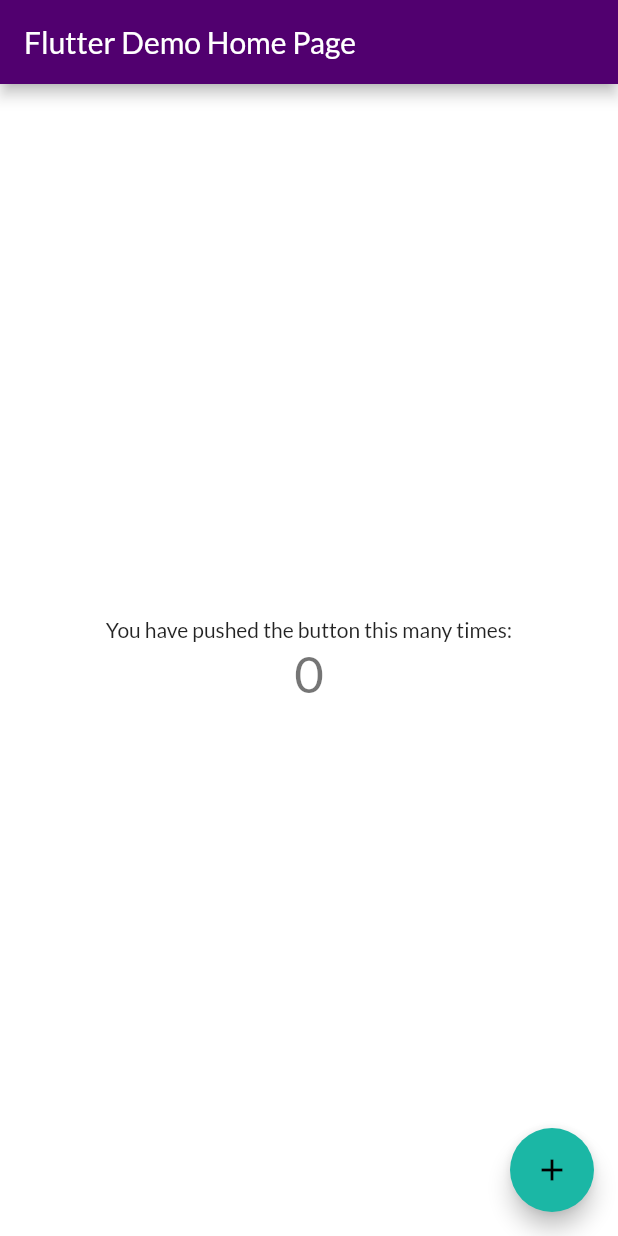
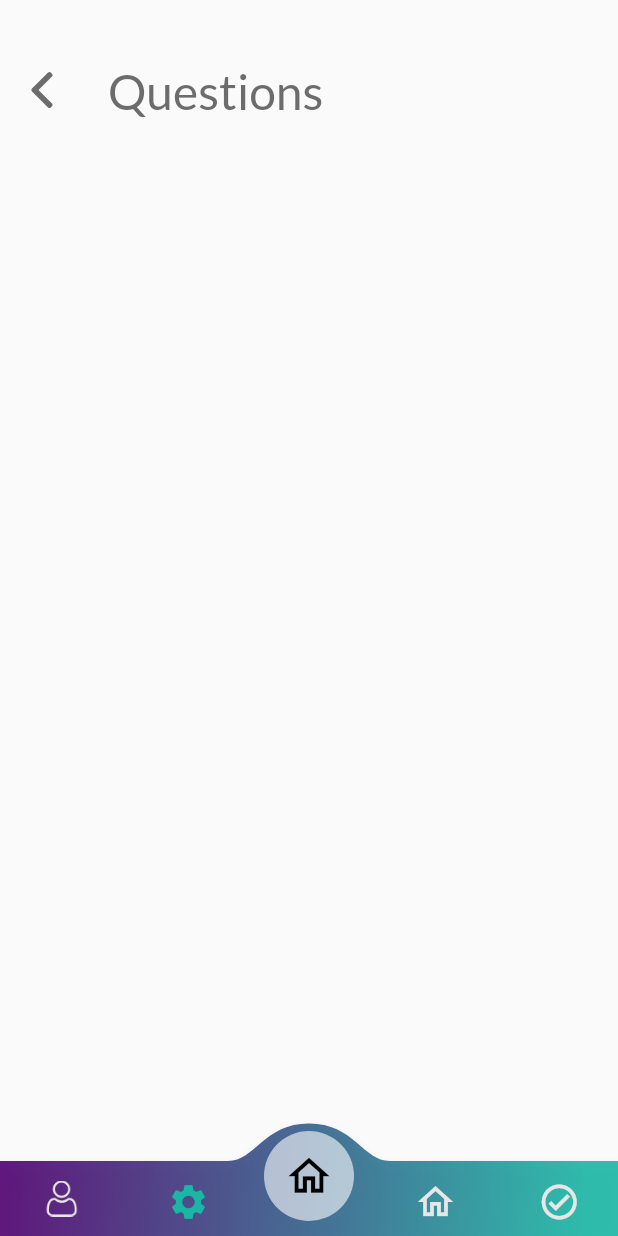
Before and after one commit to PeterAtger/dsp_teacher_application, a Flutter app: the screen it shows after launch, on a phone screen of 412 x 824 dp. Run offline on Flutter 3.47's test engine with Material 2 defaults, Android fonts, the phone set to English and light mode, and no system bars; drawn by our look-alikes of auto_size_text, convex_bottom_bar; our stand-ins replace flutter_svg_provider.

Commit message:
NavBar.dart is added so that the intire app have the same bar design

```diff
--- /dev/null
+++ b/lib/Presentation/Pages/main_screen/NavBar.dart
@@ -0,0 +1,31 @@
+import 'package:flutter/material.dart';
+import 'package:convex_bottom_bar/convex_bottom_bar.dart';
+import 'package:dsp_teacher_application/Presentation/Theme/theme.dart';
+import 'package:flutter_svg_provider/flutter_svg_provider.dart';
+
+class NavBar extends StatelessWidget {
+  @override
+  Widget build(BuildContext context) {
+    return ConvexAppBar(
+        backgroundColor: AppColors.cPurple[800],
+        style: TabStyle.fixedCircle,
+        gradient: LinearGradient(
+          begin: Alignment.topLeft,
+          end:
+              Alignment(0.9, 0.0),
+          colors: [AppColors.cPurple[900], AppColors.cGreen[900]],
+          tileMode: TileMode.clamp,
+        ),
+
+        items: [
+          TabItem(icon: ImageIcon(Svg("assets/user_outlined.svg") ,color:AppColors.cLightGrey , size: 28,)),
+          TabItem(icon: Icon(Icons.settings, color:AppColors.cGreen, size:28,)),
+          TabItem(icon: Icon(Icons.home_outlined, color:Colors.black, size:33)),
+          TabItem(icon: Icon(Icons.home_outlined, color:AppColors.cLightGrey, size:28)),
+          TabItem(icon: Icon(Icons.check_circle_outline_sharp, color:AppColors.cLightGrey, size:28)),
+        ],
+        initialActiveIndex: 1,
+        onTap: (int index) {},
+      );
+  }
+}
--- a/lib/Presentation/Pages/main_screen/questions.dart
+++ b/lib/Presentation/Pages/main_screen/questions.dart
@@ -1 +1,31 @@
-//
+import 'dart:ui';
+import 'package:flutter/material.dart';
+import 'package:dsp_teacher_application/Presentation/Theme/theme.dart';
+import 'package:auto_size_text/auto_size_text.dart';
+import 'package:flutter_svg_provider/flutter_svg_provider.dart';
+import 'package:dsp_teacher_application/Presentation/Pages/main_screen/NavBar.dart';
+//import 'package:flutter_svg/flutter_svg.dart';
+
+class questionss extends StatelessWidget {
+  @override
+  Widget build(BuildContext context) {
+    return Scaffold(
+
+    appBar: screenBar(),
+    bottomNavigationBar: NavBar(),
+
+    );
+    }
+}
+
+
+AppBar screenBar() {
+   return AppBar(
+     toolbarHeight:  120,
+     backgroundColor: Colors.transparent,
+    elevation: 0,
+    title: AutoSizeText('Questions', style: AppFonts.heading2.copyWith(color: AppColors.cDarkGrey[800])),
+    leading:
+       IconButton(icon: Image(image:Svg("assets/left-arrow.svg") ,color:AppColors.cDarkGrey[800] ,height: 24, width: 24,), onPressed: () => {}),
+   );
+}
--- a/lib/main.dart
+++ b/lib/main.dart
@@ -1,7 +1,9 @@
+import 'package:dsp_teacher_application/Presentation/Pages/main_screen/questions.dart';
 import 'package:flutter/material.dart';
-import 'Presentation/Theme/theme.dart';
+//import 'Presentation/Theme/theme.dart';
 
-void main() {
+void main() => runApp(MaterialApp(home:questionss(),) );
+/*void main() {
   runApp(MyApp());
 }
 
@@ -121,3 +123,4 @@ class _MyHomePageState extends State<MyHomePage> {
     );
   }
 }
+*/
```
Also changed, not shown: pubspec.yaml (+8 -5 lines), assets/ArabicCircle.png (added), assets/arrow.svg (added), assets/boysvg.svg (added), assets/left-arrow.svg (added), assets/user_outlined.svg (added), pubspec.lock, 1 other file.
